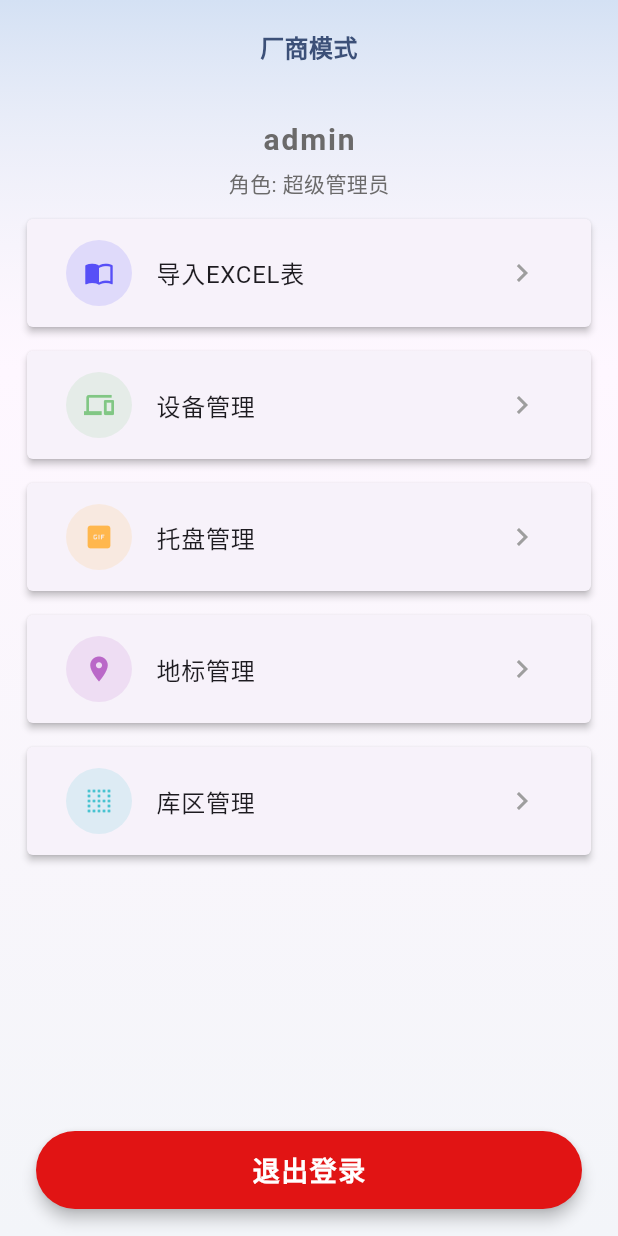
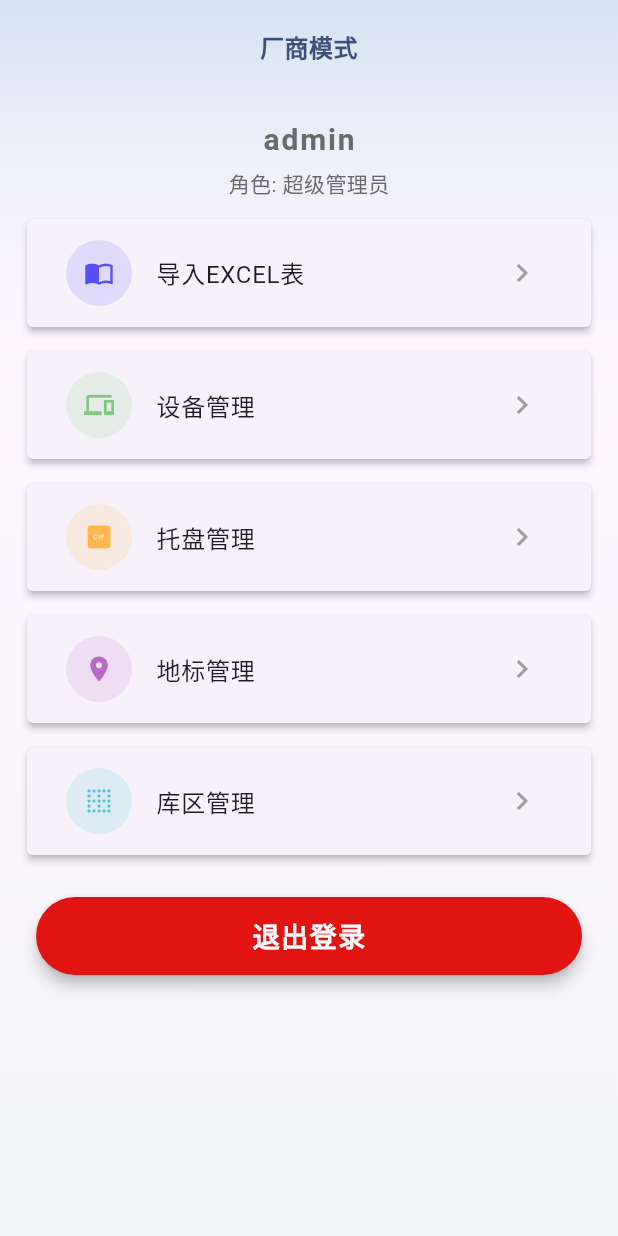
Before and after one commit to violet000/itms_mobile, a Flutter app: the PersonalCenterPage screen opened by its route, on a phone screen of 412 x 824 dp. Run offline on Flutter 3.47's test engine with Material 2 defaults, Android fonts, the phone set to English and light mode, and no system bars; our stand-ins replace convert, dio, file_picker, flutter_easyloading, flutter_svg, shared_preferences and 1 more; missing offline and left inert: sm_crypto; accounts and stored records are empty; project files that could hold a hidden picture were left out.

Commit message:
fix (修复): 修复功能页的滑动

```diff
--- a/lib/presentation/pages/personal_center/personal_center_page.dart
+++ b/lib/presentation/pages/personal_center/personal_center_page.dart
@@ -10,6 +10,7 @@ class PersonalCenterPage extends StatelessWidget {
   Widget build(BuildContext context) {
     return PageScaffold(
       title: '厂商模式',
+      child: SingleChildScrollView(
         child: Column(
           crossAxisAlignment: CrossAxisAlignment.stretch,
           children: [
@@ -18,10 +19,12 @@ class PersonalCenterPage extends StatelessWidget {
             const SizedBox(height: 5),
             // 功能区块
             ..._buildMenuList(context),
-          const Spacer(),
+            const SizedBox(height: 20), // 替换 Spacer，添加固定间距
             // 退出登录按钮
             _buildLogoutButton(),
+            const SizedBox(height: 20), // 底部间距
           ],
+        ),
       ),
     );
   }
```
Lines whose indentation alone changed are shown as unchanged.
